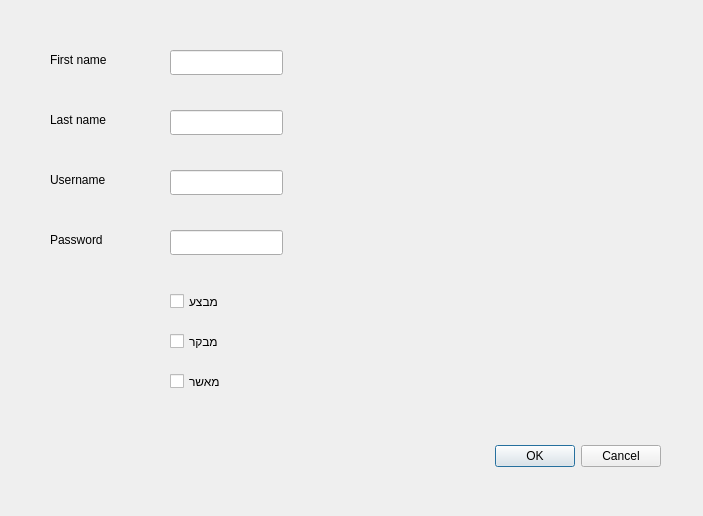
Before: the Qt Designer form createacount.ui in peterooch/DigiFerro, drawn with Qt 5.
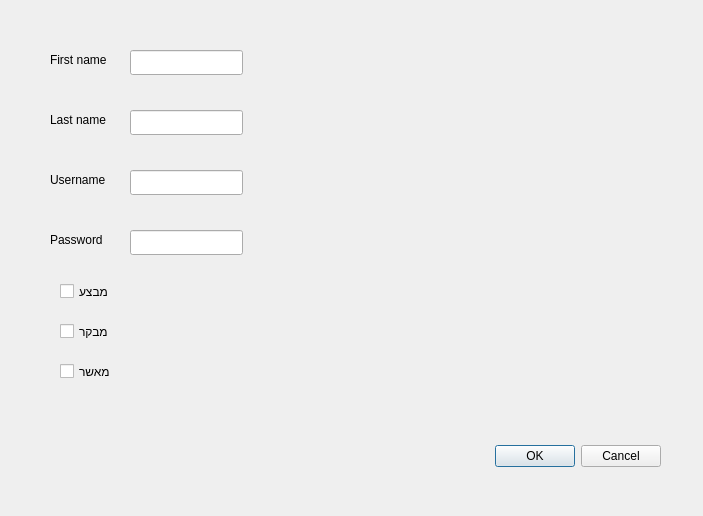
After: the same form once the commit is applied.

```diff
--- a/createacount.ui
+++ b/createacount.ui
@@ -32,7 +32,7 @@
   <widget class="QLineEdit" name="firstName">
    <property name="geometry">
     <rect>
-     <x>170</x>
+     <x>130</x>
      <y>50</y>
      <width>113</width>
      <height>25</height>
@@ -42,7 +42,7 @@
   <widget class="QLineEdit" name="lastName">
    <property name="geometry">
     <rect>
-     <x>170</x>
+     <x>130</x>
      <y>110</y>
      <width>113</width>
      <height>25</height>
@@ -52,7 +52,7 @@
   <widget class="QLineEdit" name="userName">
    <property name="geometry">
     <rect>
-     <x>170</x>
+     <x>130</x>
      <y>170</y>
      <width>113</width>
      <height>25</height>
@@ -62,7 +62,7 @@
   <widget class="QLineEdit" name="password">
    <property name="geometry">
     <rect>
-     <x>170</x>
+     <x>130</x>
      <y>230</y>
      <width>113</width>
      <height>25</height>
@@ -124,8 +124,8 @@
   <widget class="QCheckBox" name="operator_2">
    <property name="geometry">
     <rect>
-     <x>170</x>
-     <y>290</y>
+     <x>60</x>
+     <y>280</y>
      <width>101</width>
      <height>23</height>
     </rect>
@@ -137,8 +137,8 @@
   <widget class="QCheckBox" name="comptroller">
    <property name="geometry">
     <rect>
-     <x>170</x>
-     <y>330</y>
+     <x>60</x>
+     <y>320</y>
      <width>101</width>
      <height>23</height>
     </rect>
@@ -150,8 +150,8 @@
   <widget class="QCheckBox" name="confirm">
    <property name="geometry">
     <rect>
-     <x>170</x>
-     <y>370</y>
+     <x>60</x>
+     <y>360</y>
      <width>101</width>
      <height>23</height>
     </rect>
```
Left out of the diff: 10 changed lines with no effect on the pictures.
